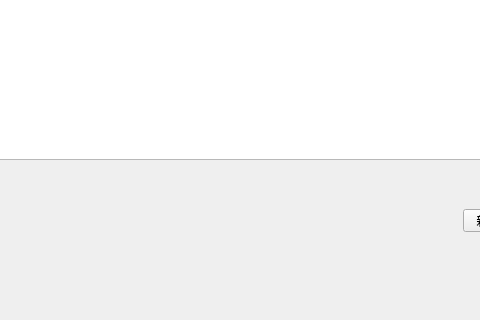
Qt form Qt_Dev/v1.1/testSQL/mainwindow.ui (xuezeao/git_program) before a commit; both pictures show x 197 to 677 and y 231 to 551 of the 1069 by 551 pixel window.
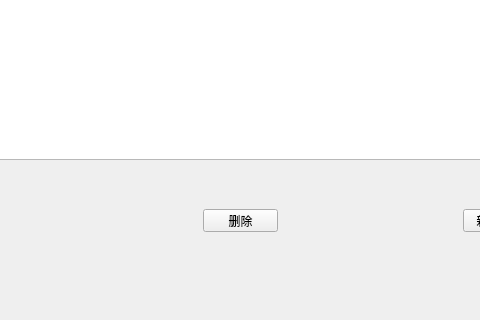
The same form after that commit.

```diff
--- a/Qt_Dev/v1.1/testSQL/mainwindow.ui
+++ b/Qt_Dev/v1.1/testSQL/mainwindow.ui
@@ -37,6 +37,19 @@
      <string>新增一行</string>
     </property>
    </widget>
+   <widget class="QPushButton" name="pushButton_del">
+    <property name="geometry">
+     <rect>
+      <x>400</x>
+      <y>440</y>
+      <width>75</width>
+      <height>23</height>
+     </rect>
+    </property>
+    <property name="text">
+     <string>删除</string>
+    </property>
+   </widget>
   </widget>
   <widget class="QStatusBar" name="statusBar"/>
  </widget>
```
